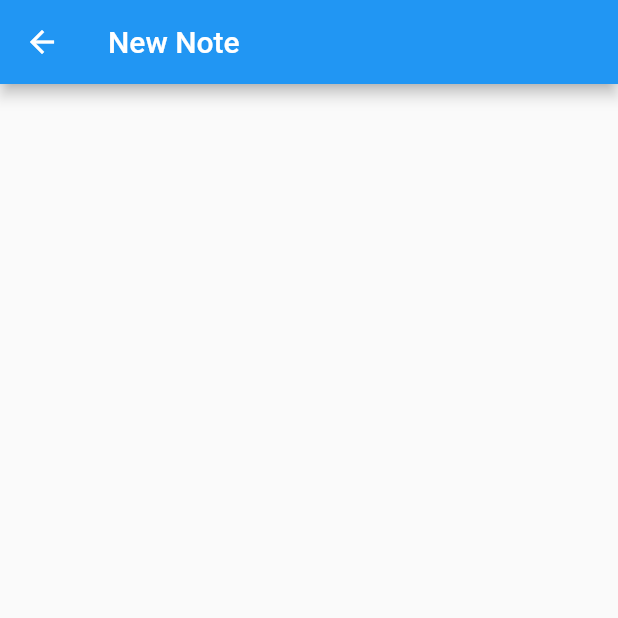
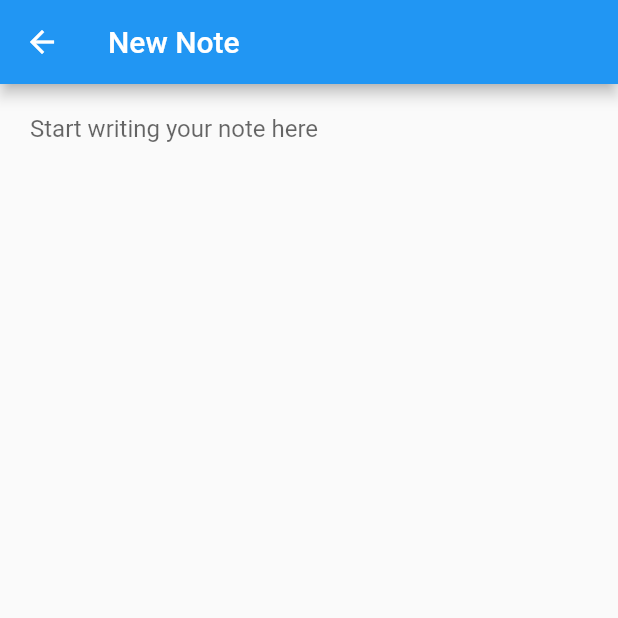
Before and after one commit to benlittlenz/flutter_notes, a Flutter app: the screen it shows after launch, after a tap on the "add" icon, on a phone screen of 412 x 824 dp, the top half of it. Run offline on Flutter 3.47's test engine with Material 2 defaults, Android fonts, the phone set to English and light mode, and no system bars.

Commit message:
added note editor

```diff
--- a/lib/screens/NoteScreen.dart
+++ b/lib/screens/NoteScreen.dart
@@ -24,6 +24,24 @@ class NoteScreenState extends State<NoteScreen> {
       appBar: AppBar(
         title: Text(_note.body),
       ),
+      body: Column(
+        children: <Widget>[
+          Expanded(
+            child: Container(
+              child: TextField(
+                keyboardType: TextInputType.multiline,
+                maxLines: null,
+                expands: true,
+                decoration: InputDecoration(
+                  hintText: "Start writing your note here",
+                  border: InputBorder.none,
+                  contentPadding: EdgeInsets.all(20)
+                )
+              )
+            )
+          )
+        ]
+      )
     );
   }
 }
```
